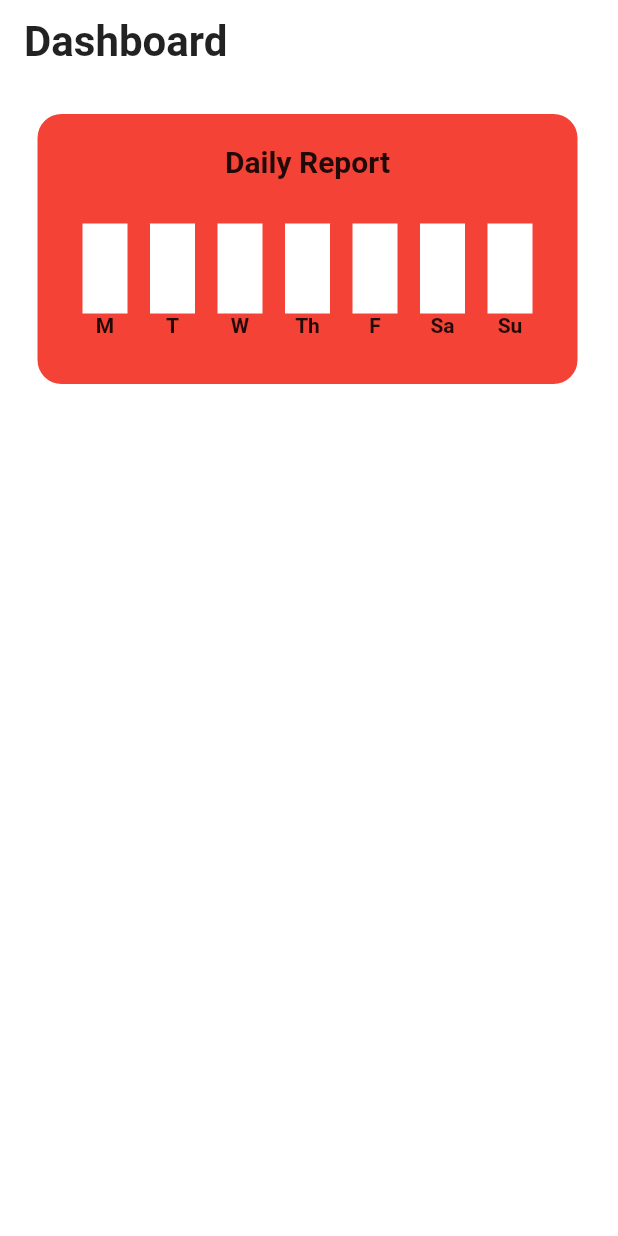
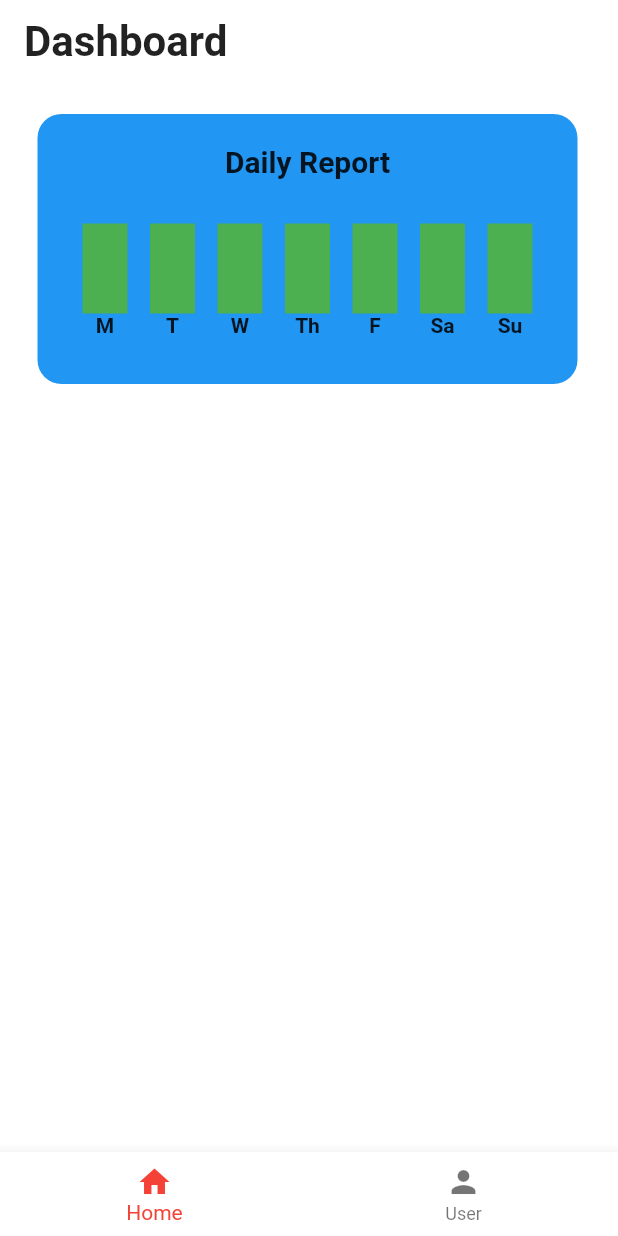
Before and after one commit to devenderbutani21/coronaVirusHomeChckup, a Flutter app: the screen it shows after launch, on a phone screen of 412 x 824 dp. Run offline on Flutter 3.47's test engine with Material 2 defaults, Android fonts, the phone set to English and light mode, and no system bars; Roboto replaces fonts that are missing (Arial).

```diff
--- a/lib/main.dart
+++ b/lib/main.dart
@@ -1,6 +1,6 @@
 import 'package:flutter/material.dart';
 
-import './screens/questionnaire_screen.dart';
+import './screens/home_screen.dart';
 import './screens/dashboard_screen.dart';
 
 void main() {
@@ -24,8 +24,7 @@ class MyApp extends StatelessWidget {
           color: Colors.white,
         ),
       ),
-      home: DashboardScreen(),
-      // home: QuestionnaireScreen(),
+      home: HomeScreen(),
     );
   }
 }
--- a/lib/screens/dashboard_screen.dart
+++ b/lib/screens/dashboard_screen.dart
@@ -44,7 +44,7 @@ class _DashboardScreenState extends State<DashboardScreen> {
             width: 360,
             decoration: BoxDecoration(
               borderRadius: BorderRadius.circular(16.0),
-              color: Colors.red,
+              color: Colors.blue,
             ),
             child: Column(
               children: <Widget>[
@@ -60,7 +60,7 @@ class _DashboardScreenState extends State<DashboardScreen> {
                     SizedBox(
                       width: 30,
                     ),
-                    for (var day in days) GraphBarWidget(day, false, false),
+                    for (var day in days) GraphBarWidget(day, true, true),
                   ],
                 ),
               ],
--- /dev/null
+++ b/lib/screens/home_screen.dart
@@ -0,0 +1,47 @@
+import 'package:flutter/material.dart';
+
+import 'questionnaire_screen.dart';
+import 'dashboard_screen.dart';
+
+class HomeScreen extends StatefulWidget {
+  @override
+  _HomeScreenState createState() => _HomeScreenState();
+}
+
+class _HomeScreenState extends State<HomeScreen> {
+  int _selectedIndex = 0;
+
+  List<Widget> _widgetOptions = <Widget>[
+    DashboardScreen(),
+    QuestionnaireScreen(),
+  ];
+
+  void _onItemTapped(int index) {
+    setState(() {
+      _selectedIndex = index;
+    });
+  }
+
+  @override
+  Widget build(BuildContext context) {
+    return Scaffold(
+      body: _widgetOptions.elementAt(_selectedIndex),
+      bottomNavigationBar: BottomNavigationBar(
+        items: const <BottomNavigationBarItem>[
+          BottomNavigationBarItem(
+            icon: Icon(Icons.home),
+            label: 'Home',
+          ),
+          BottomNavigationBarItem(
+            icon: Icon(Icons.person),
+            label: 'User',
+          ),
+        ],
+        currentIndex: _selectedIndex,
+        selectedItemColor: Colors.red,
+        onTap: _onItemTapped,
+      ),
+    );
+
+  }
+}
--- a/lib/screens/questionnaire_screen.dart
+++ b/lib/screens/questionnaire_screen.dart
@@ -158,21 +158,6 @@ class _QuestionnaireScreenState extends State<QuestionnaireScreen> {
           ),
         ),
       ),
-      bottomNavigationBar: BottomNavigationBar(
-        items: const <BottomNavigationBarItem>[
-          BottomNavigationBarItem(
-            icon: Icon(Icons.home),
-            label: 'Home',
-          ),
-          BottomNavigationBarItem(
-            icon: Icon(Icons.person),
-            label: 'User',
-          ),
-        ],
-        currentIndex: _selectedIndex,
-        selectedItemColor: Colors.red,
-        onTap: _onItemTapped,
-      ),
     );
   }
 }
```
